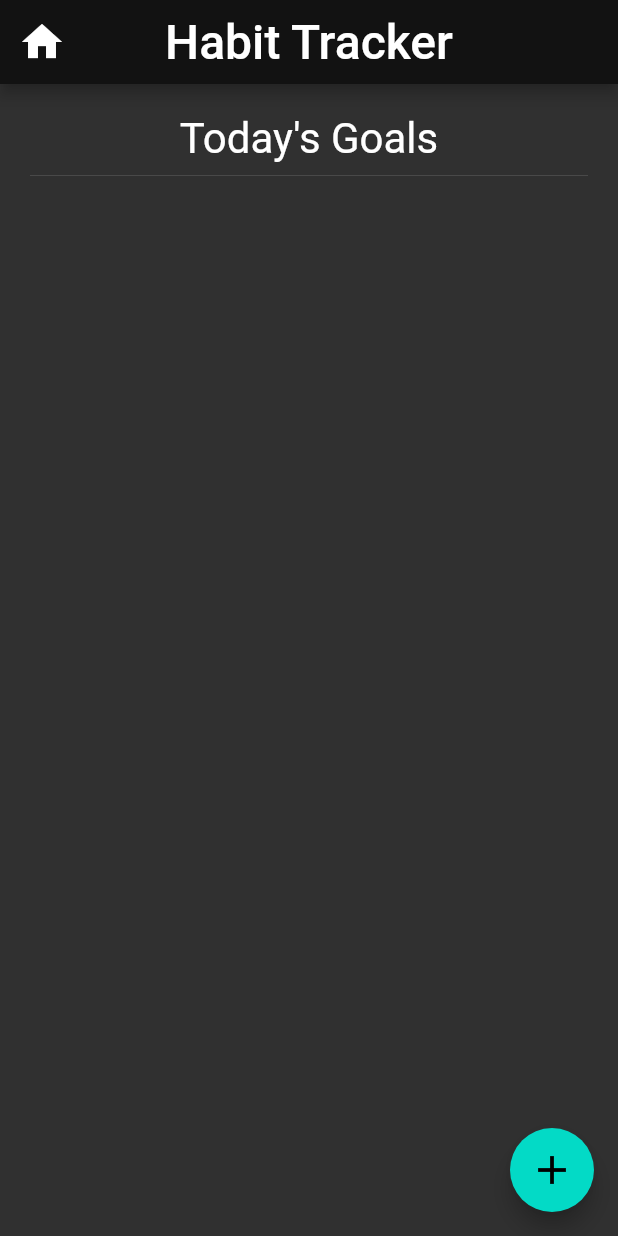
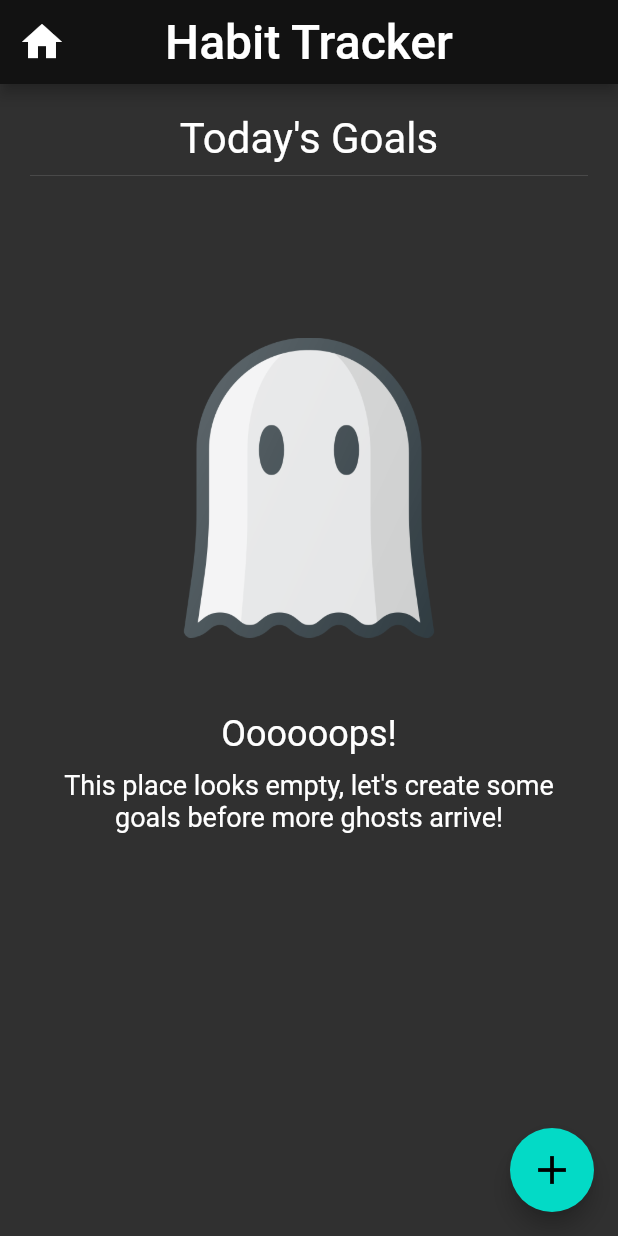
Before and after one commit to LeonardoBringel/habit-tracker, a Flutter app: the screen it shows after launch, on a phone screen of 412 x 824 dp. Run offline on Flutter 3.47's test engine with Material 2 defaults, Android fonts, the phone set to English and light mode, and no system bars; our stand-ins replace flutter_heatmap_calendar, flutter_slidable, sqflite; accounts and stored records are empty.

Commit message:
:sparkles: Add message to indicate that the list of goals is empty

```diff
--- a/lib/components/goals_list_widget.dart
+++ b/lib/components/goals_list_widget.dart
@@ -46,7 +46,7 @@ class _GoalsListWidgetState extends State<GoalsListWidget> {
             style: const TextStyle(fontSize: 28),
           ),
           const Divider(),
-          _listViewBuilder(),
+          goals.isNotEmpty ? _listViewBuilder() : _emptyGoalsMessage(),
         ],
       ),
     );
@@ -160,4 +160,30 @@ class _GoalsListWidgetState extends State<GoalsListWidget> {
       ),
     );
   }
+
+  Widget _emptyGoalsMessage() {
+    return Padding(
+      padding: const EdgeInsets.fromLTRB(20, 100, 20, 50),
+      child: Column(
+        children: [
+          Image.asset(
+            'assets/images/spooky_ghost.png',
+            height: 200,
+            width: 200,
+          ),
+          const SizedBox(height: 50),
+          const Text(
+            'Oooooops!',
+            style: TextStyle(fontSize: 24),
+          ),
+          const SizedBox(height: 10),
+          const Text(
+            'This place looks empty, let\'s create some goals before more ghosts arrive!',
+            style: TextStyle(fontSize: 18),
+            textAlign: TextAlign.center,
+          ),
+        ],
+      ),
+    );
+  }
 }
```
